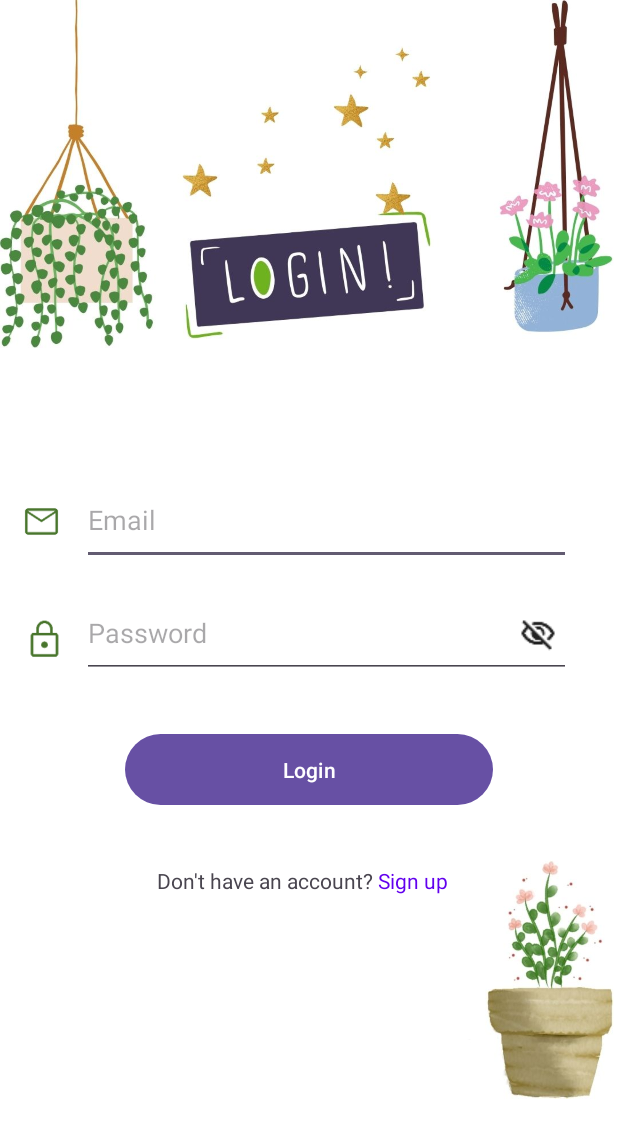
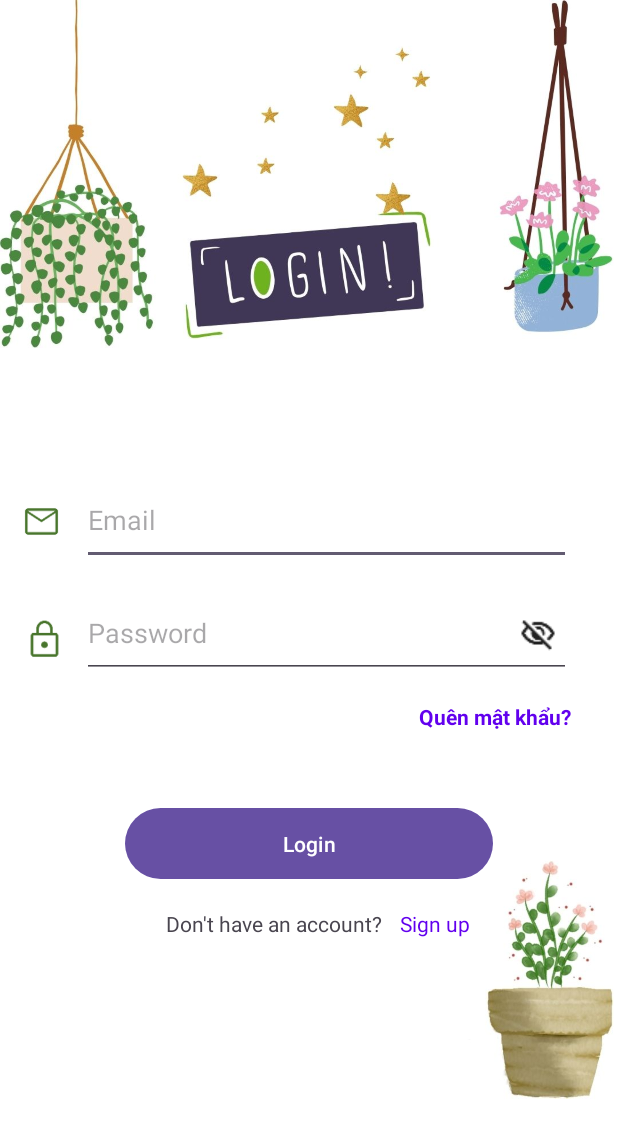
Before and after one commit to quang0805/ProjectIIApp, an Android app: the screen it shows after launch (MainActivity), on a phone screen of 412 x 824 dp. Shown: the top 1138 px of the screen. Run offline under Robolectric (Android 15) with nearby library versions, the phone set to English and light mode, and no system bars; our stand-ins replace Firebase (no records; nobody signed in at launch, a user with empty details on screens opened directly); libraries missing offline, so code that uses them is left out: com.hivemq.client; 1 statement that could not run was skipped.

Commit message:
feat: forgot password

```diff
--- a/app/src/main/java/com/example/projectiiapp/fragments/HumidityFragment.kt
+++ b/app/src/main/java/com/example/projectiiapp/fragments/HumidityFragment.kt
@@ -7,6 +7,7 @@ import android.view.LayoutInflater
 import android.view.View
 import android.view.ViewGroup
 import androidx.fragment.app.activityViewModels
+import com.example.projectiiapp.HiveMqViewModel
 import com.example.projectiiapp.R
 import com.example.projectiiapp.databinding.FragmentHumidityBinding
 
--- a/app/src/main/java/com/example/projectiiapp/fragments/LoginFragment.kt
+++ b/app/src/main/java/com/example/projectiiapp/fragments/LoginFragment.kt
@@ -64,6 +64,10 @@ class LoginFragment : Fragment() {
             if (validateInput(email, password)) {
                 authViewModel.login(email, password)
             }
+        }
+
+        binding.txtForgotPassword.setOnClickListener {
+            findNavController().navigate(R.id.action_loginFragment_to_forgotPasswordFragment)
         }
 
         binding.txtLinkToSignUp.setOnClickListener {
--- a/app/src/main/java/com/example/projectiiapp/fragments/PumpSettingsFragment.kt
+++ b/app/src/main/java/com/example/projectiiapp/fragments/PumpSettingsFragment.kt
@@ -8,6 +8,7 @@ import android.view.ViewGroup
 import android.widget.Toast
 import androidx.fragment.app.Fragment
 import androidx.fragment.app.activityViewModels
+import com.example.projectiiapp.HiveMqViewModel
 import com.example.projectiiapp.R
 import com.example.projectiiapp.databinding.FragmentPumpSettingsBinding
 import org.json.JSONObject
--- a/app/src/main/java/com/example/projectiiapp/fragments/SoilMoistureFragment.kt
+++ b/app/src/main/java/com/example/projectiiapp/fragments/SoilMoistureFragment.kt
@@ -6,6 +6,7 @@ import android.view.LayoutInflater
 import android.view.View
 import android.view.ViewGroup
 import androidx.fragment.app.activityViewModels
+import com.example.projectiiapp.HiveMqViewModel
 import com.example.projectiiapp.R
 import com.example.projectiiapp.databinding.FragmentSoilMoistureBinding
 
--- a/app/src/main/java/com/example/projectiiapp/fragments/TemperatureFragment.kt
+++ b/app/src/main/java/com/example/projectiiapp/fragments/TemperatureFragment.kt
@@ -6,6 +6,7 @@ import android.view.LayoutInflater
 import android.view.View
 import android.view.ViewGroup
 import androidx.fragment.app.activityViewModels
+import com.example.projectiiapp.HiveMqViewModel
 import com.example.projectiiapp.R
 import com.example.projectiiapp.databinding.FragmentTemperatureBinding
 
--- a/app/src/main/res/layout/fragment_login.xml
+++ b/app/src/main/res/layout/fragment_login.xml
@@ -1,10 +1,12 @@
 <?xml version="1.0" encoding="utf-8"?>
 <androidx.constraintlayout.widget.ConstraintLayout xmlns:android="http://schemas.android.com/apk/res/android"
     xmlns:app="http://schemas.android.com/apk/res-auto"
+    xmlns:tools="http://schemas.android.com/tools"
     android:layout_width="match_parent"
     android:layout_height="match_parent"
     android:background="@color/white"
     >
+
 
     <ImageView
         android:layout_width="match_parent"
@@ -13,10 +15,10 @@
         android:src="@drawable/bg_login"
         app:layout_constraintBottom_toBottomOf="parent"
         app:layout_constraintEnd_toEndOf="parent"
+        app:layout_constraintHorizontal_bias="0.0"
         app:layout_constraintStart_toStartOf="parent"
-        app:layout_constraintTop_toTopOf="parent" />
-
-
+        app:layout_constraintTop_toTopOf="parent"
+        app:layout_constraintVertical_bias="1.0" />
 
     <EditText
         android:id="@+id/edtEmailLogin"
@@ -70,7 +72,7 @@
         app:layout_constraintEnd_toEndOf="parent"
         app:layout_constraintStart_toStartOf="parent"
         app:layout_constraintTop_toBottomOf="@+id/edtPasswordLogin"
-        app:layout_constraintVertical_bias="0.105" />
+        app:layout_constraintVertical_bias="0.261" />
 
     <TextView
         android:id="@+id/txtDontHave"
@@ -79,10 +81,10 @@
         android:text="Don't have an account? "
         app:layout_constraintBottom_toBottomOf="parent"
         app:layout_constraintEnd_toEndOf="parent"
-        app:layout_constraintHorizontal_bias="0.396"
+        app:layout_constraintHorizontal_bias="0.418"
         app:layout_constraintStart_toStartOf="parent"
         app:layout_constraintTop_toBottomOf="@+id/btnLogin"
-        app:layout_constraintVertical_bias="0.139" />
+        app:layout_constraintVertical_bias="0.076" />
 
     <TextView
         android:id="@+id/txtLinkToSignUp"
@@ -92,10 +94,10 @@
         android:textColor="#6200EE"
         app:layout_constraintBottom_toBottomOf="parent"
         app:layout_constraintEnd_toEndOf="parent"
-        app:layout_constraintHorizontal_bias="0.0"
+        app:layout_constraintHorizontal_bias="0.083"
         app:layout_constraintStart_toEndOf="@+id/txtDontHave"
         app:layout_constraintTop_toBottomOf="@+id/btnLogin"
-        app:layout_constraintVertical_bias="0.139" />
+        app:layout_constraintVertical_bias="0.076" />
 
     <ImageView
         android:id="@+id/imgPasswordLogin"
@@ -144,4 +146,20 @@
         app:layout_constraintStart_toStartOf="@+id/edtPasswordLogin"
         app:layout_constraintTop_toBottomOf="@+id/btnLogin" />
 
+    <TextView
+        android:id="@+id/txtForgotPassword"
+        android:layout_width="wrap_content"
+        android:layout_height="wrap_content"
+        android:layout_gravity="center"
+        android:layout_marginTop="16dp"
+        android:clickable="true"
+        android:focusable="true"
+        android:text="Quên mật khẩu?"
+        android:textColor="@color/primary_color"
+        android:textStyle="bold"
+        app:layout_constraintEnd_toEndOf="parent"
+        app:layout_constraintHorizontal_bias="0.899"
+        app:layout_constraintStart_toStartOf="parent"
+        app:layout_constraintTop_toBottomOf="@+id/edtPasswordLogin" />
+
 </androidx.constraintlayout.widget.ConstraintLayout>
--- a/app/src/main/res/navigation/nav_graph.xml
+++ b/app/src/main/res/navigation/nav_graph.xml
@@ -14,6 +14,9 @@
         <action
             android:id="@+id/action_loginFragment_to_listDeviceFragment"
             app:destination="@id/listDeviceFragment" />
+        <action
+            android:id="@+id/action_loginFragment_to_forgotPasswordFragment"
+            app:destination="@id/forgotPasswordFragment" />
 
     </fragment>
     <fragment
@@ -48,5 +51,13 @@
         android:id="@+id/mainActivity"
         android:name="com.example.projectiiapp.MainActivity"
         android:label="MainActivity" />
+    <fragment
+        android:id="@+id/forgotPasswordFragment"
+        android:name="com.example.projectiiapp.fragments.ForgotPasswordFragment"
+        android:label="ForgotPasswordFragment" >
+        <action
+            android:id="@+id/action_forgotPasswordFragment_to_loginFragment"
+            app:destination="@id/loginFragment" />
+    </fragment>
 
 </navigation>
```
Also changed, not shown: app/src/main/java/com/example/projectiiapp/HiveMqViewModel.kt (renamed from app/src/main/java/com/example/projectiiapp/fragments/HiveMqViewModel.kt, +6 -21 lines), app/src/main/java/com/example/projectiiapp/fragments/ForgotPasswordFragment.kt (added, +101 -0 lines), app/src/main/res/layout/fragment_forgot_password.xml (added, +59 -0 lines).
